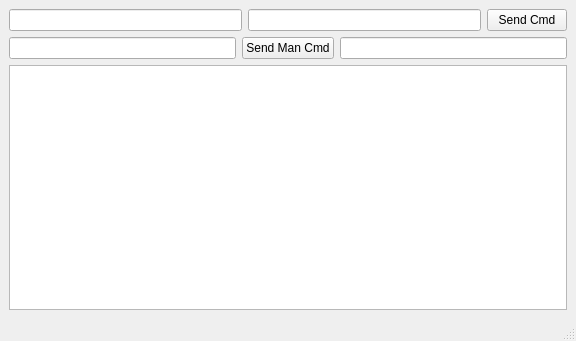
First picture: the form in Software/MotorDriver/MainWindow.ui, repository OgLocGreen/proyecto_sistema_mecatronico_industrial, before the edit.
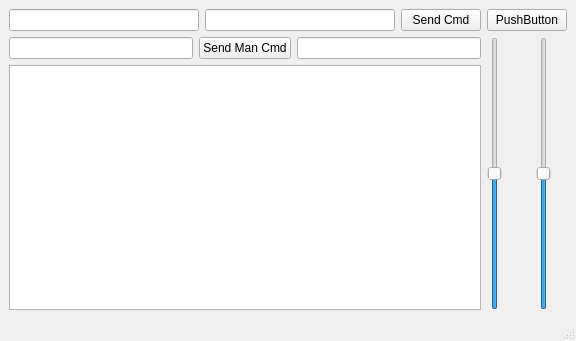
Second picture: the form after the edit.

```diff
--- a/Software/MotorDriver/MainWindow.ui
+++ b/Software/MotorDriver/MainWindow.ui
@@ -14,8 +14,41 @@
    <string>MainWindow</string>
   </property>
   <widget class="QWidget" name="centralwidget">
-   <layout class="QVBoxLayout" name="verticalLayout">
-    <item>
+   <layout class="QGridLayout" name="gridLayout">
+    <item row="1" column="0">
+     <layout class="QHBoxLayout" name="horizontalLayout_2">
+      <item>
+       <widget class="QLineEdit" name="qManualCmd_lineEdit"/>
+      </item>
+      <item>
+       <widget class="QPushButton" name="qSendManualCmd_pushButton">
+        <property name="text">
+         <string>Send Man Cmd</string>
+        </property>
+       </widget>
+      </item>
+      <item>
+       <widget class="QLineEdit" name="qAnswManualCmd_lineEdit"/>
+      </item>
+     </layout>
+    </item>
+    <item row="2" column="0">
+     <widget class="QTextEdit" name="qSerialMonitor_textEdit"/>
+    </item>
+    <item row="1" column="1" rowspan="2">
+     <widget class="QSlider" name="verticalSlider">
+      <property name="minimum">
+       <number>-100</number>
+      </property>
+      <property name="maximum">
+       <number>100</number>
+      </property>
+      <property name="orientation">
+       <enum>Qt::Vertical</enum>
+      </property>
+     </widget>
+    </item>
+    <item row="0" column="0">
      <layout class="QHBoxLayout" name="horizontalLayout">
       <item>
        <widget class="QLineEdit" name="qLeftSpeed_lineEdit">
@@ -46,25 +79,25 @@
       </item>
      </layout>
     </item>
-    <item>
-     <layout class="QHBoxLayout" name="horizontalLayout_2">
-      <item>
-       <widget class="QLineEdit" name="qManualCmd_lineEdit"/>
-      </item>
-      <item>
-       <widget class="QPushButton" name="qSendManualCmd_pushButton">
-        <property name="text">
-         <string>Send Man Cmd</string>
-        </property>
-       </widget>
-      </item>
-      <item>
-       <widget class="QLineEdit" name="qAnswManualCmd_lineEdit"/>
-      </item>
-     </layout>
+    <item row="1" column="2" rowspan="2">
+     <widget class="QSlider" name="verticalSlider_2">
+      <property name="minimum">
+       <number>-100</number>
+      </property>
+      <property name="maximum">
+       <number>100</number>
+      </property>
+      <property name="orientation">
+       <enum>Qt::Vertical</enum>
+      </property>
+     </widget>
     </item>
-    <item>
-     <widget class="QTextEdit" name="qSerialMonitor_textEdit"/>
+    <item row="0" column="1" colspan="2">
+     <widget class="QPushButton" name="pushButton">
+      <property name="text">
+       <string>PushButton</string>
+      </property>
+     </widget>
     </item>
    </layout>
   </widget>
```
